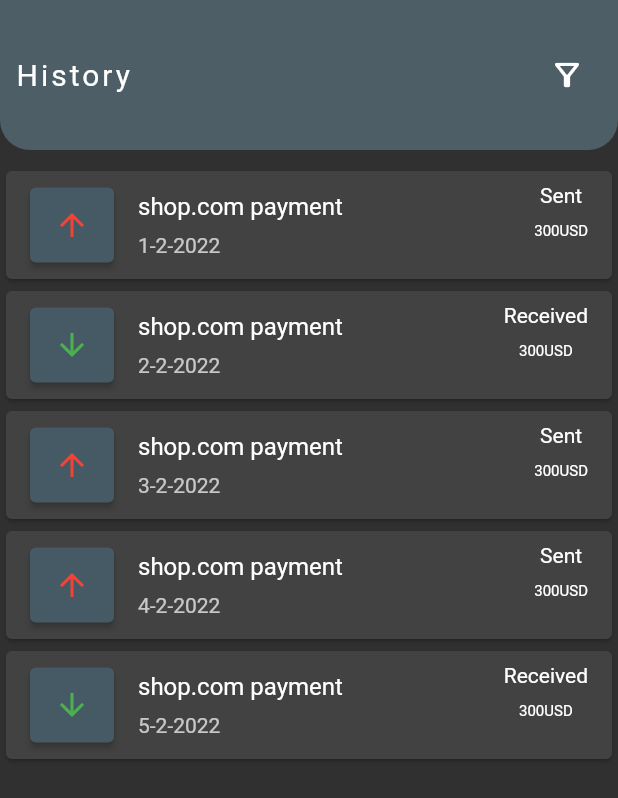
After one commit to mmcodetester/icomini_ui_like_flutter_flow, a Flutter app: the HomePage screen opened directly, after a tap on "Transfer", on a phone screen of 412 x 824 dp. The commit adds this screen. Shown: the top 798 px of the screen. Run offline on Flutter 3.47's test engine with Material 2 defaults, Android fonts, the phone set to English and light mode, and no system bars; our stand-ins replace google_fonts.

Commit message:
some changes

```diff
--- /dev/null
+++ b/lib/model/transfer_model.dart
@@ -0,0 +1,41 @@
+class Transfer {
+  String? name;
+  String? icon;
+  String? ammount;
+  String? date;
+  String? transferType;
+  Transfer({this.name, this.icon, this.ammount, this.date, this.transferType});
+}
+
+List<Transfer> transferList = [
+  Transfer(
+      name: 'shop.com payment',
+      icon: 'Icons.arrow_upward',
+      ammount: '300USD',
+      date: '1-2-2022',
+      transferType: 'Sent'),
+  Transfer(
+      name: 'shop.com payment',
+      icon: 'Icons.arrow_downward',
+      ammount: '300USD',
+      date: '2-2-2022',
+      transferType: 'Received'),
+  Transfer(
+      name: 'shop.com payment',
+      icon: 'Icons.arrow_upward',
+      ammount: '300USD',
+      date: '3-2-2022',
+      transferType: 'Sent'),
+  Transfer(
+      name: 'shop.com payment',
+      icon: 'Icons.arrow_upward',
+      ammount: '300USD',
+      date: '4-2-2022',
+      transferType: 'Sent'),
+  Transfer(
+      name: 'shop.com payment',
+      icon: 'Icons.arrow_downward',
+      ammount: '300USD',
+      date: '5-2-2022',
+      transferType: 'Received')
+];
--- a/lib/ui/home_page.dart
+++ b/lib/ui/home_page.dart
@@ -1,4 +1,5 @@
 import 'package:flutter/material.dart';
+import 'package:flutter_flow_ui/ui/transfer/transfer.dart';
 import 'package:google_fonts/google_fonts.dart';
 
 class HomePage extends StatefulWidget {
@@ -222,7 +223,16 @@ class _HomePageState extends State<HomePage> {
                           mainAxisSize: MainAxisSize.max,
                           mainAxisAlignment: MainAxisAlignment.spaceEvenly,
                           children: [
-                            Container(
+                            InkWell(
+                              onTap: () {
+                                Navigator.push(
+                                  context,
+                                  MaterialPageRoute(
+                                    builder: (context) => const TransferPage(),
+                                  ),
+                                );
+                              },
+                              child: Container(
                                 constraints: const BoxConstraints(
                                     maxWidth: 110,
                                     maxHeight: 110,
@@ -249,6 +259,7 @@ class _HomePageState extends State<HomePage> {
                                       ),
                                     ),
                                   ],
+                                ),
                               ),
                             ),
                             Container(
--- /dev/null
+++ b/lib/ui/transfer/transfer.dart
@@ -0,0 +1,61 @@
+import 'package:flutter/material.dart';
+
+import 'transfer_list.dart';
+
+class TransferPage extends StatefulWidget {
+  const TransferPage({Key? key}) : super(key: key);
+
+  @override
+  State<TransferPage> createState() => _TransferPageState();
+}
+
+class _TransferPageState extends State<TransferPage> {
+  @override
+  Widget build(BuildContext context) {
+    return Scaffold(
+      body: Column(
+        children: [
+          SingleChildScrollView(
+            child: Column(
+              mainAxisAlignment: MainAxisAlignment.start,
+              crossAxisAlignment: CrossAxisAlignment.start,
+              children: [
+                Padding(
+                  padding: EdgeInsets.zero,
+                  child: Container(
+                    constraints: const BoxConstraints(
+                      minHeight: 100,
+                    ),
+                    decoration: BoxDecoration(
+                        color: Colors.blueGrey.withOpacity(0.6),
+                        borderRadius: const BorderRadius.only(
+                            bottomLeft: Radius.circular(20.0),
+                            bottomRight: Radius.circular(20.0))),
+                    padding: EdgeInsets.zero,
+                    child: Padding(
+                      padding:
+                          const EdgeInsetsDirectional.fromSTEB(10, 0, 10, 0),
+                      child: Row(
+                        mainAxisAlignment: MainAxisAlignment.spaceBetween,
+                        children: [
+                          const Text(
+                            "History",
+                            style: TextStyle(fontSize: 20, letterSpacing: 2.0),
+                          ),
+                          IconButton(
+                              onPressed: () {},
+                              icon: const Icon(Icons.filter_alt_outlined))
+                        ],
+                      ),
+                    ),
+                  ),
+                ),
+                const TransferList()
+              ],
+            ),
+          )
+        ],
+      ),
+    );
+  }
+}
--- /dev/null
+++ b/lib/ui/transfer/transfer_list.dart
@@ -0,0 +1,58 @@
+import 'package:flutter/material.dart';
+import 'package:flutter_flow_ui/model/transfer_model.dart';
+
+class TransferList extends StatefulWidget {
+  const TransferList({Key? key}) : super(key: key);
+
+  @override
+  State<TransferList> createState() => _MyWidgetState();
+}
+
+class _MyWidgetState extends State<TransferList> {
+  @override
+  Widget build(BuildContext context) {
+    return Container(
+      padding: const EdgeInsets.only(top: 10),
+      child: ListView.builder(
+          shrinkWrap: true,
+          itemCount: transferList.length,
+          itemBuilder: (context, index) {
+            final item = transferList[index];
+            return Card(
+              child: ListTile(
+                leading: ElevatedButton(
+                    style: ElevatedButton.styleFrom(
+                        primary: Colors.blueGrey[700],
+                        minimumSize: const Size(20, 50)),
+                    onPressed: () {},
+                    child: item.icon == 'Icons.arrow_upward'
+                        ? const Icon(
+                            Icons.arrow_upward,
+                            color: Colors.red,
+                          )
+                        : const Icon(Icons.arrow_downward,
+                            color: Colors.green)),
+                title: Text(item.name!),
+                subtitle: Padding(
+                  padding: const EdgeInsets.only(top: 8.0),
+                  child: Text(item.date!),
+                ),
+                trailing: Column(
+                  children: [
+                    Text(item.transferType!),
+                    Padding(
+                      padding:
+                          const EdgeInsetsDirectional.fromSTEB(0, 10, 0, 0),
+                      child: Text(
+                        item.ammount!,
+                        style: const TextStyle(fontSize: 10),
+                      ),
+                    ),
+                  ],
+                ),
+              ),
+            );
+          }),
+    );
+  }
+}
```
Also changed, not shown: images/Capture.PNG (added). Lines whose indentation alone changed are shown as unchanged.
